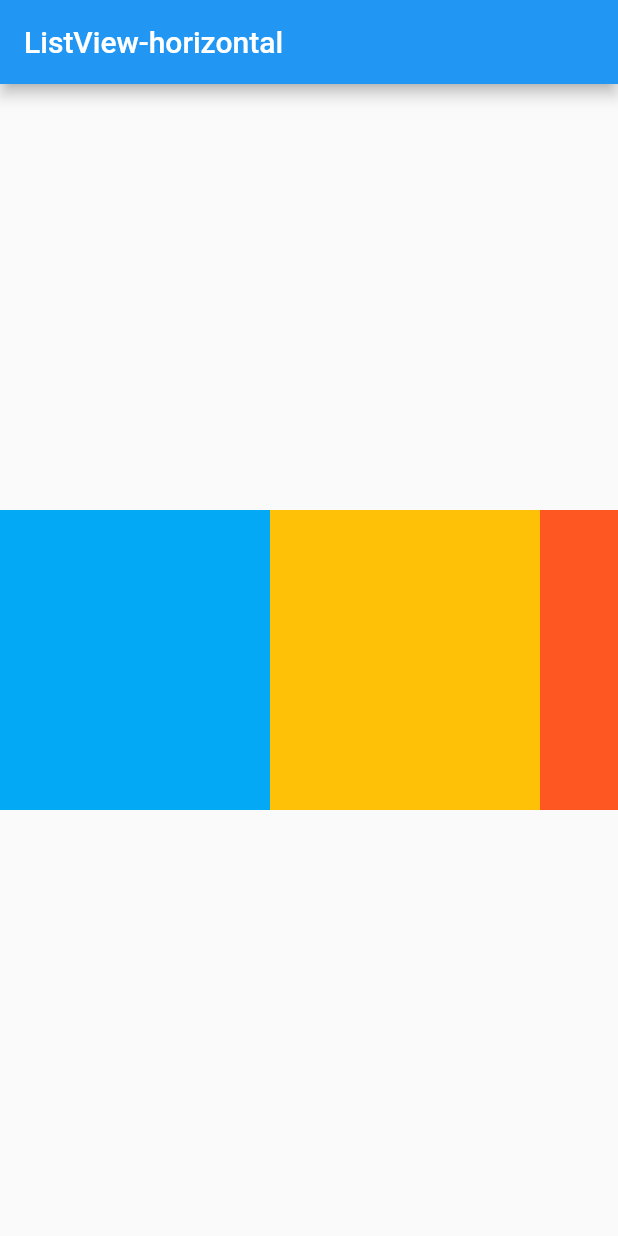
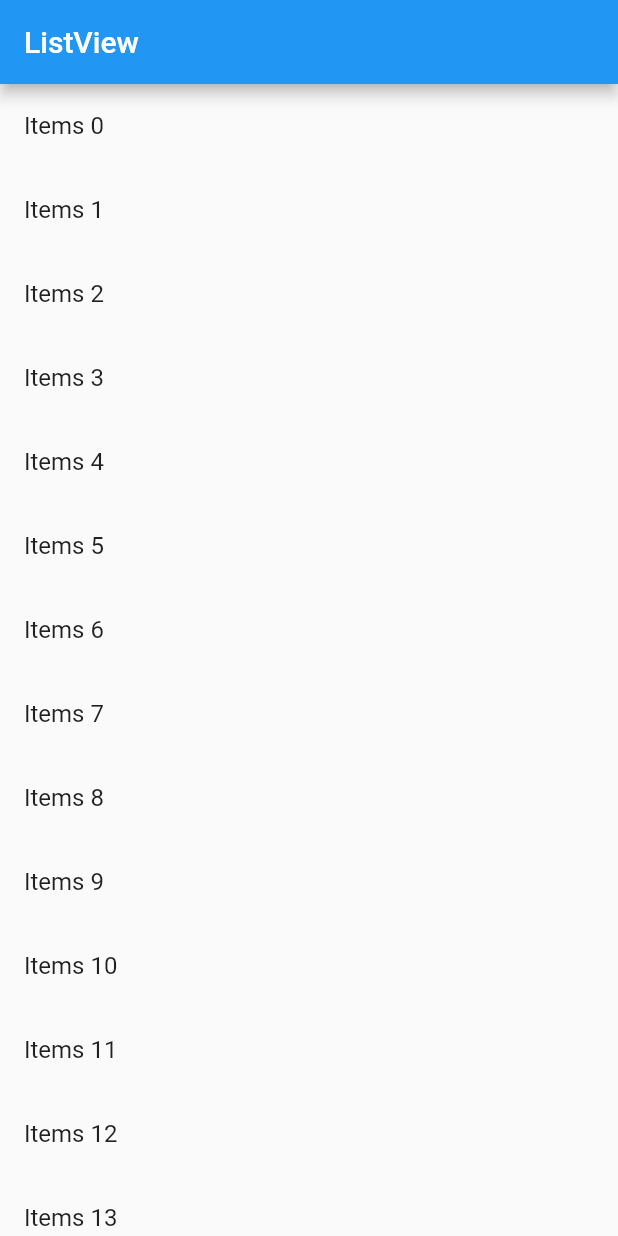
Before and after one commit to yunaichun/flutter_study, a Flutter app: the screen it shows after launch, on a phone screen of 412 x 824 dp. Run offline on Flutter 3.47's test engine with Material 2 defaults, Android fonts, the phone set to English and light mode, and no system bars.

Commit message:
02 ListView.builder

```diff
--- a/lib/01/HellowWorld.dart
+++ b/lib/01/HellowWorld.dart
@@ -1,7 +1,4 @@
 import 'package:flutter/material.dart';
-
-// 主入口函数
-void main() => runApp(MyApp());
 
 // 申明类
 class MyApp extends StatelessWidget {
--- a/lib/02/Container.dart
+++ b/lib/02/Container.dart
@@ -1,6 +1,4 @@
 import 'package:flutter/material.dart';
-
-void main() => runApp(MyApp());
 
 class MyApp extends StatelessWidget {
   @override
--- a/lib/02/Image.dart
+++ b/lib/02/Image.dart
@@ -1,6 +1,4 @@
 import 'package:flutter/material.dart';
-
-void main() => runApp(MyApp());
 
 class MyApp extends StatelessWidget {
   @override
--- /dev/null
+++ b/lib/02/ListView.builder.dart
@@ -0,0 +1,34 @@
+import 'package:flutter/material.dart';
+
+class MyApp extends StatelessWidget {
+  // 传递参数
+  final List<String> items;
+  MyApp({Key key, @required this.items}):super(key:key);
+
+  @override
+  Widget build(BuildContext context) {
+    return MaterialApp(
+      title: 'ListView',
+      home: Scaffold(
+        appBar: AppBar(
+          title: Text('ListView'),
+        ),
+        body: Center(
+            // ListView 的子组件用 children
+            child: Container(
+              // 动态穿件列表
+              child: ListView.builder(
+                itemCount: items.length,
+                // 列表每个条目构建函数
+                itemBuilder: (context, index) {
+                  return ListTile(
+                    title: Text('${items[index]}'),
+                  );
+                },
+              ),
+            ),
+          ),
+      ),
+    );
+  }
+}
--- a/lib/02/ListView.dart
+++ b/lib/02/ListView.dart
@@ -1,6 +1,4 @@
 import 'package:flutter/material.dart';
-
-void main() => runApp(MyApp());
 
 class MyApp extends StatelessWidget {
   @override
@@ -13,6 +11,8 @@ class MyApp extends StatelessWidget {
         ),
         body: Center(
             // ListView 的子组件用 children
+            child: Container(
+              height: 500.0,
               child: ListView(
                 children: <Widget>[
                   ListTile(
@@ -28,6 +28,7 @@ class MyApp extends StatelessWidget {
               ),
             ),
           ),
+      ),
     );
   }
 }
--- a/lib/02/ListView-horizontal.dart
+++ b/lib/02/ListView.horizontal.dart
@@ -1,6 +1,4 @@
 import 'package:flutter/material.dart';
-
-void main() => runApp(MyApp());
 
 class MyApp extends StatelessWidget {
   @override
--- a/lib/02/Text.dart
+++ b/lib/02/Text.dart
@@ -1,6 +1,4 @@
 import 'package:flutter/material.dart';
-
-void main() => runApp(MyApp());
 
 class MyApp extends StatelessWidget {
   @override
--- a/lib/main.dart
+++ b/lib/main.dart
@@ -4,7 +4,11 @@ import 'package:flutter/material.dart';
 // import '02/Container.dart';
 // import '02/Image.dart';
 // import '02/ListView.dart';
-import '02/ListView-horizontal.dart';
+// import '02/ListView.horizontal.dart';
+import '02/ListView.builder.dart';
 
-
-void main() => runApp(MyApp());
+// 主入口函数
+// void main() => runApp(MyApp());
+void main() => runApp(MyApp(
+  items: List<String>.generate(1000, (i) => 'Items $i')
+));
```
Lines whose indentation alone changed are shown as unchanged.
